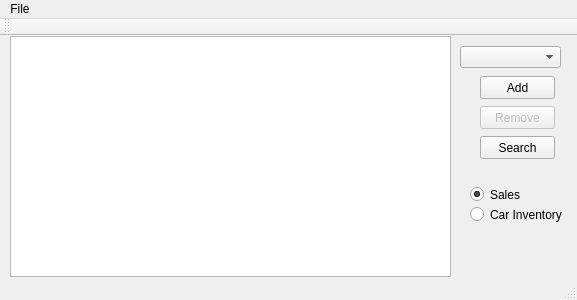
Old version of the form mainwindow.ui in the repository jakapp/teambenjamin.
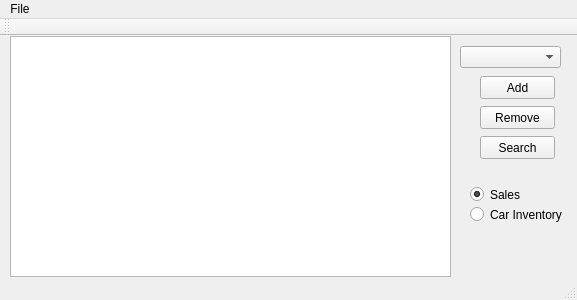
New version of the form.

Commit message: Data retrieve from database into gui implemented. Working on saving data to database

Patch:
```diff
--- a/mainwindow.ui
+++ b/mainwindow.ui
@@ -52,7 +52,7 @@
    </widget>
    <widget class="QPushButton" name="btnRemove">
     <property name="enabled">
-     <bool>false</bool>
+     <bool>true</bool>
     </property>
     <property name="geometry">
      <rect>
```
Left out of the diff: 8 changed lines with no effect on the pictures. The commit also changes 3 other files.
